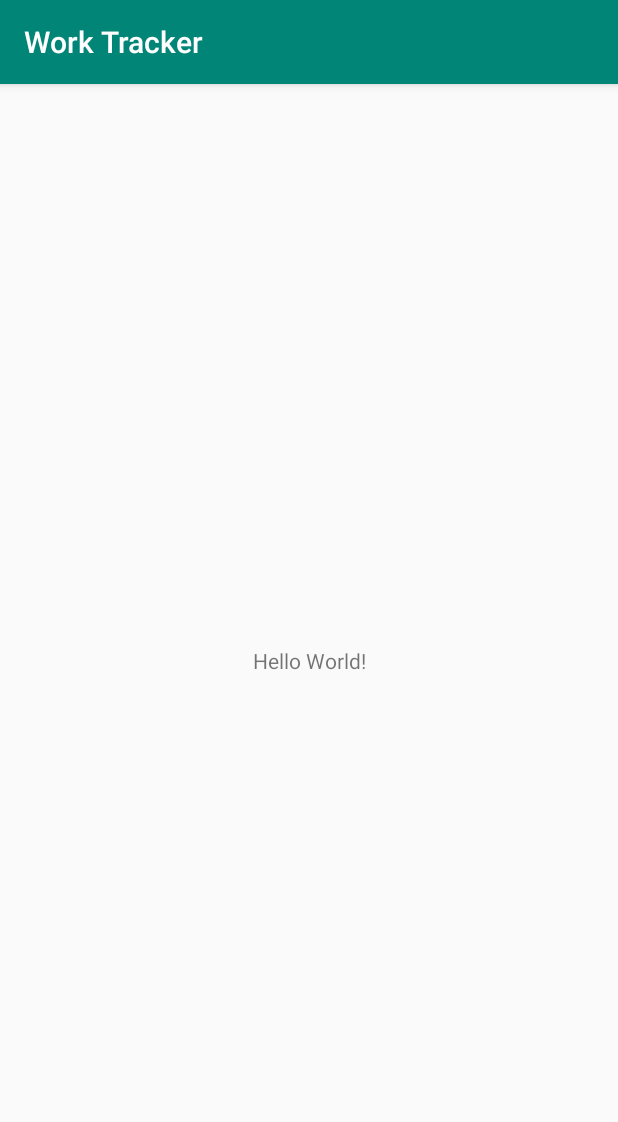
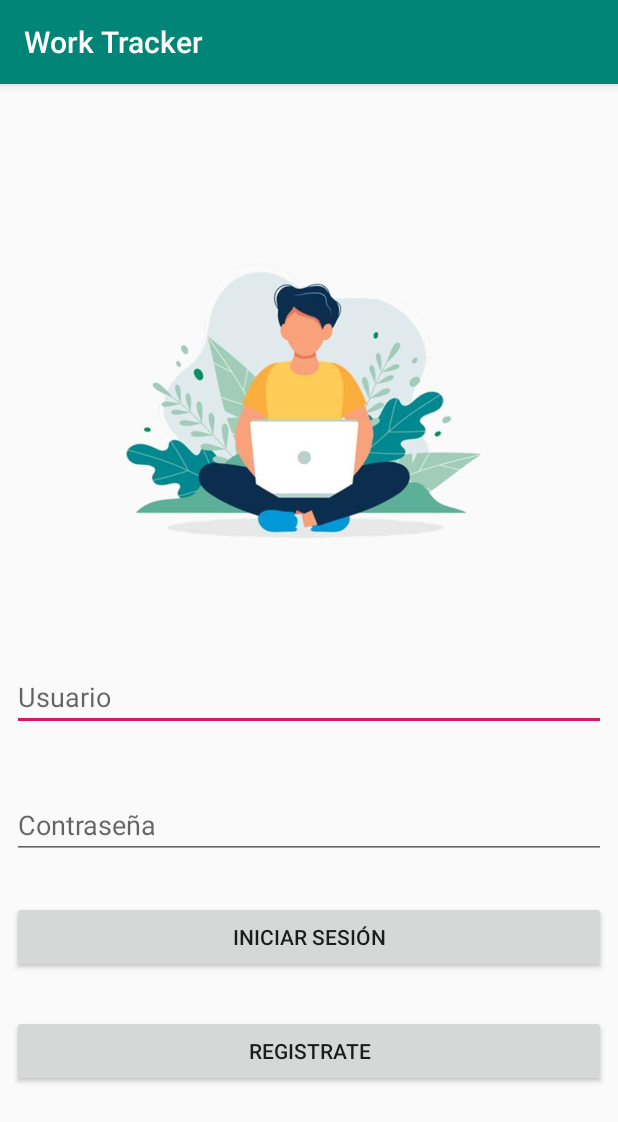
Before and after one commit to GrayJacketStudios/worktracker, an Android app: the screen it shows after launch (MainActivity), on a phone screen of 412 x 824 dp. Shown: the top 1122 px of the screen. Run offline under Robolectric (Android 15) with nearby library versions, the phone set to English and light mode, and no system bars.

Commit message:
Se sube lo que falto del ultimo commit que no se agrego correctamente. Inicio de sesion.

```diff
--- a/app/build.gradle
+++ b/app/build.gradle
@@ -5,7 +5,7 @@ android {
     buildToolsVersion "29.0.2"
     defaultConfig {
         applicationId "sebastian.cl.worktracker"
-        minSdkVersion 22
+        minSdkVersion 27
         targetSdkVersion 29
         versionCode 1
         versionName "1.0"
--- a/app/src/main/res/layout/activity_main.xml
+++ b/app/src/main/res/layout/activity_main.xml
@@ -6,13 +6,78 @@
     android:layout_height="match_parent"
     tools:context=".MainActivity">
 
-    <TextView
-        android:layout_width="wrap_content"
+
+    <ImageView
+        android:id="@+id/imageView"
+        android:layout_width="250dp"
+        android:layout_height="250dp"
+        android:layout_marginStart="8dp"
+        android:layout_marginTop="88dp"
+        android:layout_marginEnd="8dp"
+        android:contentDescription="@string/desc_logo"
+        app:layout_constraintEnd_toEndOf="parent"
+        app:layout_constraintHorizontal_bias="0.496"
+        app:layout_constraintStart_toStartOf="parent"
+        app:layout_constraintTop_toTopOf="parent"
+        app:srcCompat="@drawable/Imagen1" />
+
+    <EditText
+        android:id="@+id/txtUsername"
+        android:layout_width="0dp"
         android:layout_height="wrap_content"
-        android:text="Hello World!"
+        android:layout_marginStart="8dp"
+        android:layout_marginTop="48dp"
+        android:layout_marginEnd="8dp"
+        android:ems="10"
+        android:hint="@string/usuario"
+        android:autofillHints="@string/usuario"
+        android:inputType="textPersonName"
+        app:layout_constraintEnd_toEndOf="parent"
+        app:layout_constraintHorizontal_bias="1.0"
+        app:layout_constraintStart_toStartOf="parent"
+        app:layout_constraintTop_toBottomOf="@+id/imageView" />
+
+    <EditText
+        android:id="@+id/txtPassword"
+        android:layout_width="0dp"
+        android:layout_height="wrap_content"
+        android:layout_marginStart="8dp"
+        android:layout_marginTop="40dp"
+        android:layout_marginEnd="8dp"
+        android:ems="10"
+        android:hint="@string/password"
+        android:autofillHints="@string/password"
+        android:inputType="textPassword"
+        app:layout_constraintEnd_toEndOf="parent"
+        app:layout_constraintStart_toStartOf="parent"
+        app:layout_constraintTop_toBottomOf="@+id/txtUsername" />
+
+    <Button
+        android:id="@+id/btnLogin"
+        android:layout_width="0dp"
+        android:layout_height="wrap_content"
+        android:layout_marginStart="8dp"
+        android:layout_marginTop="28dp"
+        android:layout_marginEnd="8dp"
+        android:text="@string/lgn_btn"
+        app:layout_constraintEnd_toEndOf="parent"
+        app:layout_constraintHorizontal_bias="1.0"
+        app:layout_constraintStart_toStartOf="parent"
+        app:layout_constraintTop_toBottomOf="@+id/txtPassword" />
+
+    <Button
+        android:id="@+id/btnRegistro"
+        android:layout_width="0dp"
+        android:layout_height="wrap_content"
+        android:layout_marginStart="8dp"
+        android:layout_marginTop="28dp"
+        android:layout_marginEnd="8dp"
+        android:layout_marginBottom="8dp"
+        android:text="@string/reg_btn"
         app:layout_constraintBottom_toBottomOf="parent"
-        app:layout_constraintLeft_toLeftOf="parent"
-        app:layout_constraintRight_toRightOf="parent"
-        app:layout_constraintTop_toTopOf="parent" />
-
+        app:layout_constraintEnd_toEndOf="parent"
+        app:layout_constraintHorizontal_bias="0.0"
+        app:layout_constraintStart_toStartOf="parent"
+        app:layout_constraintTop_toBottomOf="@+id/btnLogin"
+        app:layout_constraintVertical_bias="0.0" />
 </androidx.constraintlayout.widget.ConstraintLayout>
--- a/app/src/main/res/values/strings.xml
+++ b/app/src/main/res/values/strings.xml
@@ -1,3 +1,11 @@
 <resources>
     <string name="app_name">Work Tracker</string>
+    <string name="desc_logo">Logo app provisorio</string>
+
+
+    <string name="usuario">Usuario</string>
+    <string name="password">Contraseña</string>
+    <string name="lgn_btn">Iniciar sesión</string>
+    <string name="reg_btn">Registrate</string>
+
 </resources>
```
